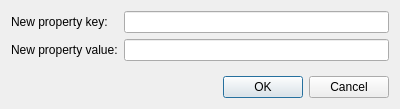
First picture: the form in src/widgets/new_entity_user_property_dialog.ui, repository solarus-games/solarus-quest-editor, before the edit.
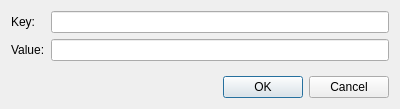
Second picture: the form after the edit.

Diff of the .ui file:
```diff
--- a/src/widgets/new_entity_user_property_dialog.ui
+++ b/src/widgets/new_entity_user_property_dialog.ui
@@ -21,7 +21,7 @@
        <item row="0" column="0">
         <widget class="QLabel" name="property_key_label">
          <property name="text">
-          <string>New property key:</string>
+          <string>Key:</string>
          </property>
         </widget>
        </item>
@@ -31,7 +31,7 @@
        <item row="1" column="0">
         <widget class="QLabel" name="property_value_label">
          <property name="text">
-          <string>New property value:</string>
+          <string>Value:</string>
          </property>
         </widget>
        </item>
```
